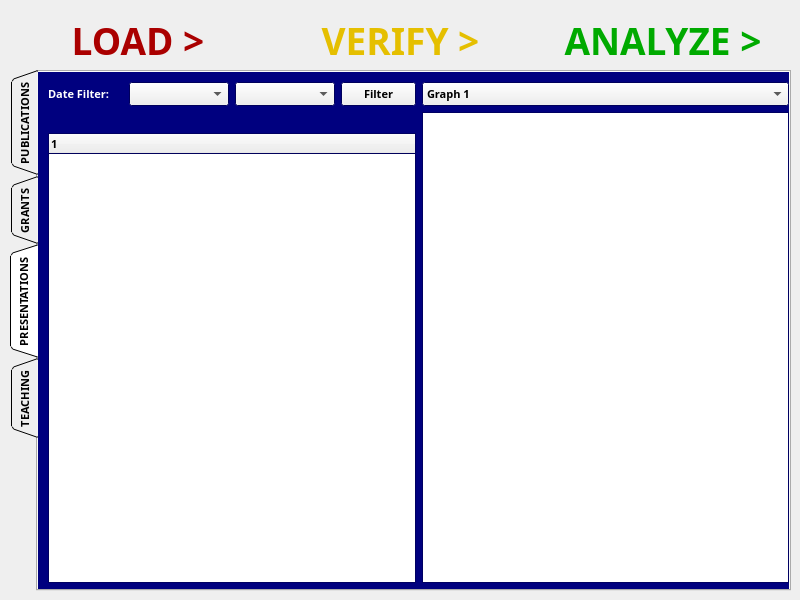
Above: Project Code/AppleProject/analyze_csv.ui from JRWu/DataAggregation before the change. Below: the same form after it.
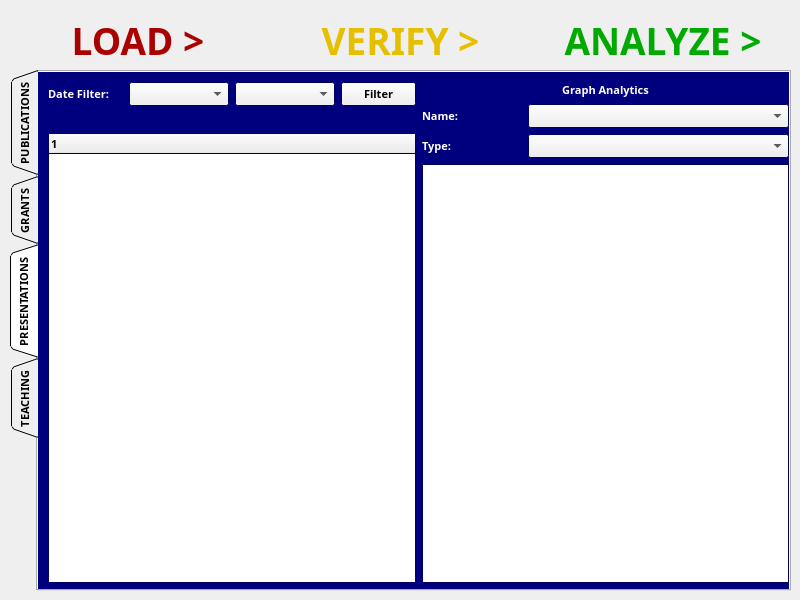
That is the form after the change. The open tabs and pages were chosen to show the change.

Commit message: VLS added combo boxes for graphs in Presentations tab

```diff
--- a/Project Code/AppleProject/analyze_csv.ui
+++ b/Project Code/AppleProject/analyze_csv.ui
@@ -1331,24 +1331,185 @@
        <item>
         <layout class="QVBoxLayout" name="verticalLayout_7">
          <item>
-          <widget class="QComboBox" name="graph_combo_7">
-           <item>
-            <property name="text">
-             <string>Graph 1</string>
-            </property>
-           </item>
-           <item>
-            <property name="text">
-             <string>Graph 2</string>
-            </property>
-           </item>
-           <item>
-            <property name="text">
-             <string>Graph 3</string>
-            </property>
-           </item>
+          <widget class="QLabel" name="graph_lbl_pres">
+           <property name="palette">
+            <palette>
+             <active>
+              <colorrole role="WindowText">
+               <brush brushstyle="SolidPattern">
+                <color alpha="255">
+                 <red>255</red>
+                 <green>255</green>
+                 <blue>255</blue>
+                </color>
+               </brush>
+              </colorrole>
+             </active>
+             <inactive>
+              <colorrole role="WindowText">
+               <brush brushstyle="SolidPattern">
+                <color alpha="255">
+                 <red>255</red>
+                 <green>255</green>
+                 <blue>255</blue>
+                </color>
+               </brush>
+              </colorrole>
+             </inactive>
+             <disabled>
+              <colorrole role="WindowText">
+               <brush brushstyle="SolidPattern">
+                <color alpha="255">
+                 <red>120</red>
+                 <green>120</green>
+                 <blue>120</blue>
+                </color>
+               </brush>
+              </colorrole>
+             </disabled>
+            </palette>
+           </property>
+           <property name="text">
+            <string>Graph Analytics</string>
+           </property>
+           <property name="alignment">
+            <set>Qt::AlignCenter</set>
+           </property>
           </widget>
          </item>
+         <item>
+          <layout class="QHBoxLayout" name="horizontalLayout_4">
+           <item>
+            <widget class="QLabel" name="name_lbl_pres">
+             <property name="maximumSize">
+              <size>
+               <width>100</width>
+               <height>40</height>
+              </size>
+             </property>
+             <property name="palette">
+              <palette>
+               <active>
+                <colorrole role="WindowText">
+                 <brush brushstyle="SolidPattern">
+                  <color alpha="255">
+                   <red>255</red>
+                   <green>255</green>
+                   <blue>255</blue>
+                  </color>
+                 </brush>
+                </colorrole>
+               </active>
+               <inactive>
+                <colorrole role="WindowText">
+                 <brush brushstyle="SolidPattern">
+                  <color alpha="255">
+                   <red>255</red>
+                   <green>255</green>
+                   <blue>255</blue>
+                  </color>
+                 </brush>
+                </colorrole>
+               </inactive>
+               <disabled>
+                <colorrole role="WindowText">
+                 <brush brushstyle="SolidPattern">
+                  <color alpha="255">
+                   <red>120</red>
+                   <green>120</green>
+                   <blue>120</blue>
+                  </color>
+                 </brush>
+                </colorrole>
+               </disabled>
+              </palette>
+             </property>
+             <property name="text">
+              <string>Name:</string>
+             </property>
+            </widget>
+           </item>
+           <item>
+            <widget class="QComboBox" name="name_combo_pres">
+             <property name="currentIndex">
+              <number>-1</number>
+             </property>
+             <item>
+              <property name="text">
+               <string>Graph 1</string>
+              </property>
+             </item>
+             <item>
+              <property name="text">
+               <string>Graph 2</string>
+              </property>
+             </item>
+             <item>
+              <property name="text">
+               <string>Graph 3</string>
+              </property>
+             </item>
+            </widget>
+           </item>
+          </layout>
+         </item>
+         <item>
+          <layout class="QHBoxLayout" name="horizontalLayout_5">
+           <item>
+            <widget class="QLabel" name="type_lbl_pres">
+             <property name="maximumSize">
+              <size>
+               <width>100</width>
+               <height>40</height>
+              </size>
+             </property>
+             <property name="palette">
+              <palette>
+               <active>
+                <colorrole role="WindowText">
+                 <brush brushstyle="SolidPattern">
+                  <color alpha="255">
+                   <red>255</red>
+                   <green>255</green>
+                   <blue>255</blue>
+                  </color>
+                 </brush>
+                </colorrole>
+               </active>
+               <inactive>
+                <colorrole role="WindowText">
+                 <brush brushstyle="SolidPattern">
+                  <color alpha="255">
+                   <red>255</red>
+                   <green>255</green>
+                   <blue>255</blue>
+                  </color>
+                 </brush>
+                </colorrole>
+               </inactive>
+               <disabled>
+                <colorrole role="WindowText">
+                 <brush brushstyle="SolidPattern">
+                  <color alpha="255">
+                   <red>120</red>
+                   <green>120</green>
+                   <blue>120</blue>
+                  </color>
+                 </brush>
+                </colorrole>
+               </disabled>
+              </palette>
+             </property>
+             <property name="text">
+              <string>Type:</string>
+             </property>
+            </widget>
+           </item>
+           <item>
+            <widget class="QComboBox" name="type_combo_pres"/>
+           </item>
+          </layout>
+         </item>
          <item>
           <widget class="QGraphicsView" name="graph_area_7">
            <property name="enabled">
```
Left out of the diff: 7 changed lines with no effect on the pictures. The commit also changes 4 other files.
